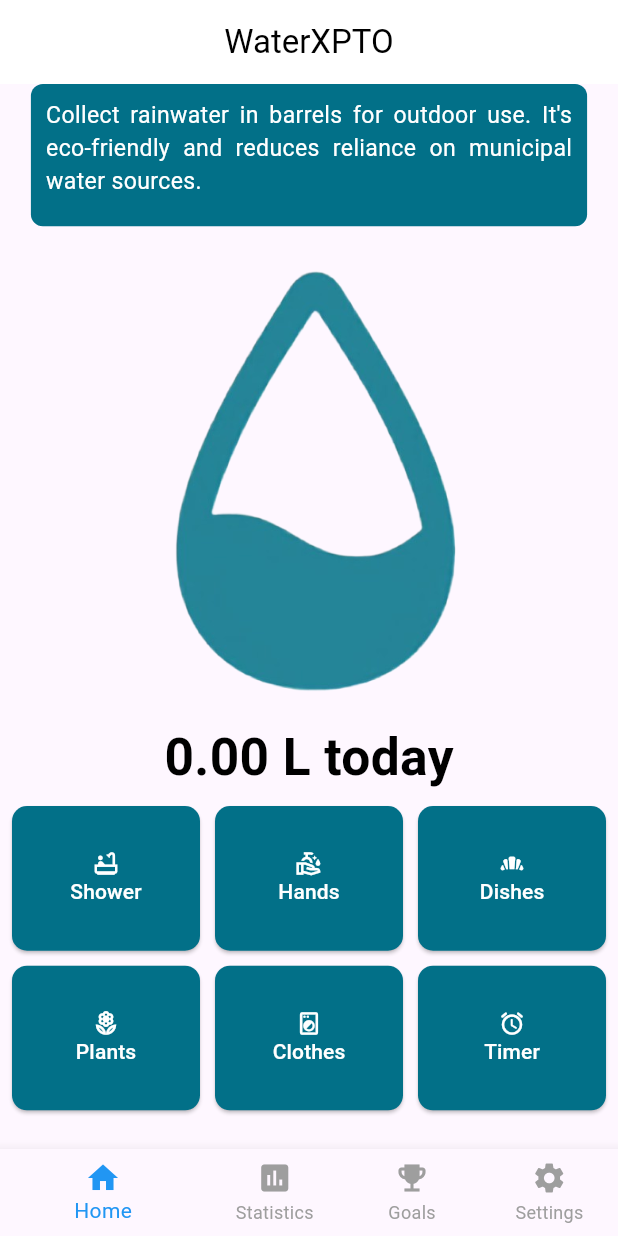
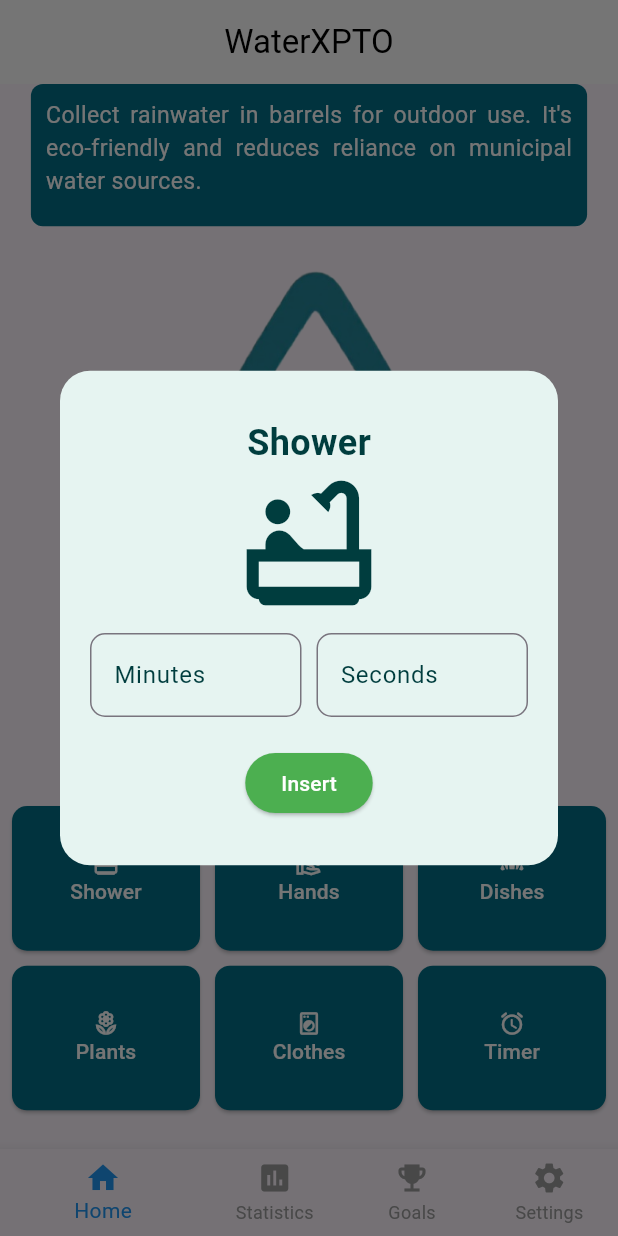
Before and after one commit to FEUP-LEIC-ES-2023-24/WaterXPTO, a Flutter app: the screen it shows after launch, after a tap on "Load Water Spent", after a tap on "Shower", on a phone screen of 412 x 824 dp. Run offline on Flutter 3.47's test engine with Material 3 defaults, Android fonts, the phone set to English and light mode, and no system bars; our stand-ins replace awesome_notifications, cloud_firestore, firebase_auth, firebase_core, firebase_storage, fl_chart and 4 more; missing offline and left inert: country_list_pick, dart:ffi, firebase_app_check, flutter_background_service, flutter_background_service_android; accounts and stored records are empty; Roboto replaces fonts that are missing (Montserrat).

Commit message:
Single insert buttons

```diff
--- a/waterxpto/lib/Pages/MainMenu.dart
+++ b/waterxpto/lib/Pages/MainMenu.dart
@@ -191,7 +191,7 @@ class _HomeContentState extends State<HomeContent> {
                   );}
                 },
               ),
-            Expanded(
+            Flexible(
               child: Padding(
                 padding: const EdgeInsets.all(8.0),
                 child: GridView.count(
@@ -289,21 +289,19 @@ class _TimerDialogState extends State<TimerDialog> {
     });
 
     return Dialog(
+      backgroundColor: Color(0xffe6f4f1),
       shape: RoundedRectangleBorder(
         borderRadius: BorderRadius.circular(20.0),
       ),
       child: Container(
         padding: const EdgeInsets.all(20.0),
-        height: MediaQuery
-            .of(context)
-            .size
-            .height * 0.75,
+        height: MediaQuery.of(context).size.height * 0.35,
         child: Column(
           crossAxisAlignment: CrossAxisAlignment.center,
           children: [
             Text(
               'Timer: $formattedTime',
-              style: const TextStyle(fontSize: 18),
+              style: TextStyle(fontSize: 18, color: Color(0xFF003d3e)),
             ),
             const SizedBox(height: 20),
             DropdownButtonFormField<String>(
@@ -311,7 +309,7 @@ class _TimerDialogState extends State<TimerDialog> {
               items: _usageTypes.map((String type) {
                 return DropdownMenuItem<String>(
                   value: type,
-                  child: Text(type),
+                  child: Text(type, style: TextStyle(color: Color(0xFF003d3e))),
                 );
               }).toList(),
               onChanged: (String? newValue) {
@@ -332,21 +330,27 @@ class _TimerDialogState extends State<TimerDialog> {
                   onPressed: () {
                     _startOrResumeTimer();
                   },
+                  style: ElevatedButton.styleFrom(
+                    backgroundColor: _timerRunning && !_timerPaused ? Colors.yellow : Colors.green,
+                  ),
                   child: Text(
-                      _timerRunning && !_timerPaused ? 'Pause' : 'Start'),
+                      _timerRunning && !_timerPaused ? 'Pause' : 'Start', style: TextStyle(color: Colors.white)),
                 ),
                 ElevatedButton(
                   onPressed: () {
                     _stopTimer();
                   },
-                  child: const Text('Stop'),
+                  child: const Text('Stop', style: TextStyle(color: Colors.white)),
+                  style: ElevatedButton.styleFrom(
+                    backgroundColor: Colors.red,
+                  ),
                 ),
               ],
             ),
             const SizedBox(height: 20),
             Text(
               'Water Spent: ${_waterSpent.toStringAsFixed(1)} liters',
-              style: const TextStyle(fontSize: 24, fontWeight: FontWeight.bold),
+              style: const TextStyle(fontSize: 24, fontWeight: FontWeight.bold, color: Color(0xFF003d3e)),
             ),
           ],
         ),
@@ -422,6 +426,8 @@ class _TimerDialogState extends State<TimerDialog> {
       _waterSpent = 0.0;
     });
   }
+}
+//---------------------------------------------------------
 
 Future<void> _updateDatabaseWithWaterSpent(double waterSpent) async {
   var db = DatabaseHelper.instance;
@@ -439,9 +445,6 @@ class _TimerDialogState extends State<TimerDialog> {
     await db.updateGoal(newGoal);
   }
 }
-}
-//---------------------------------------------------------
-
 
 Widget customButton(IconData icon, String label, BuildContext context) {
   double screenHeight = MediaQuery.of(context).size.height;
@@ -452,14 +455,14 @@ Widget customButton(IconData icon, String label, BuildContext context) {
     child: ElevatedButton(
       onPressed: () {
         if (label == 'Timer') {
-          // Show timer dialog
           showDialog(
             context: context,
             builder: (BuildContext context) {
               return const TimerDialog();
             },
-
           );
+        } else {
+          showCustomDialog(context, label, icon);
         }
       },
       style: ElevatedButton.styleFrom(
@@ -486,3 +489,125 @@ double calculateFontSize(String message) {
   if (message.length >= 75) {return 16.0;}
   return 20.0;
 }
+
+void showCustomDialog(BuildContext context, String title, IconData icon) {
+  showDialog(
+    context: context,
+    builder: (BuildContext context) {
+      return CustomDialog(title: title, icon: icon);
+    },
+  );
+}
+
+class CustomDialog extends StatefulWidget {
+  final String title;
+  final IconData icon;
+
+  CustomDialog({required this.title, required this.icon});
+
+  @override
+  _CustomDialogState createState() => _CustomDialogState();
+}
+
+class _CustomDialogState extends State<CustomDialog> {
+  int minutes = 0;
+  int seconds = 0;
+
+  @override
+  Widget build(BuildContext context) {
+    return Dialog(
+      backgroundColor: const Color(0xffe6f4f1),
+      shape: RoundedRectangleBorder(
+        borderRadius: BorderRadius.circular(20.0),
+      ),
+      child: SingleChildScrollView(
+        child: Container(
+          padding: const EdgeInsets.all(20.0),
+          height: MediaQuery.of(context).size.height * 0.4,
+          child: Column(
+            mainAxisAlignment: MainAxisAlignment.center,
+            children: [
+              Text(
+                widget.title,
+                style: const TextStyle(fontSize: 24, fontWeight: FontWeight.bold, color: Color(0xFF003d3e)),
+              ),
+              Icon(
+                widget.icon,
+                size: 100,
+                color: Color(0xFF003d3e),
+              ),
+              SizedBox(height: 10),
+              Row(
+                mainAxisAlignment: MainAxisAlignment.spaceEvenly,
+                children: [
+                  Expanded(
+                    child: TextField(
+                      onChanged: (value) {
+                        minutes = int.tryParse(value) ?? 0;
+                      },
+                      keyboardType: TextInputType.number,
+                      decoration: InputDecoration(
+                        labelText: 'Minutes',
+                        labelStyle: const TextStyle(color: Color(0xFF003d3e)),
+                        border: OutlineInputBorder(
+                          borderRadius: BorderRadius.circular(10.0),
+                        ),
+                      ),
+                    ),
+                  ),
+                  SizedBox(width: 10),
+                  Expanded(
+                    child: TextField(
+                      onChanged: (value) {
+                        seconds = int.tryParse(value) ?? 0;
+                      },
+                      keyboardType: TextInputType.number,
+                      decoration: InputDecoration(
+                        labelText: 'Seconds',
+                        labelStyle: const TextStyle(color: Color(0xFF003d3e)),
+                        border: OutlineInputBorder(
+                          borderRadius: BorderRadius.circular(10.0),
+                        ),
+                      ),
+                    ),
+                  ),
+                ],
+              ),
+              SizedBox(height: 20),
+              ElevatedButton(
+                onPressed: () async {
+                  if (await AuthService().isUserLoggedIn()) {
+                    WaterActivity? waterActivity = await WaterActivityService().getWaterActivity(widget.title);
+                    double waterSpent = (waterActivity!.waterFlow * (minutes + seconds / 60));
+                    WaterConsumption waterConsumption = WaterConsumption(
+                        waterActivityID: waterActivity.id,
+                        userID: AuthService().getCurrentUser()!.userID,
+                        finishDate: DateTime.now(),
+                        duration: minutes * 60 + seconds);
+                    await WaterConsumptionService().addWaterConsumption(waterConsumption);
+                    await WaterSpentNotifier.of(context, listen: false).updateTodayLitersSpent();
+                    List<Goal> goals = await GoalService().getAllGoals();
+                    for (var goal in goals) {
+                      goal.value += waterSpent;
+                      await GoalService().updateGoal(goal);
+                    }
+                  } else {
+                    WaterActivityService waterActivityService = WaterActivityService();
+                    WaterActivity? waterActivity = await waterActivityService.getWaterActivity(widget.title);
+                    double waterSpent = (waterActivity!.waterFlow * (minutes + seconds / 60));
+                    _updateDatabaseWithWaterSpent(waterSpent);
+                  }
+
+                },
+                style: ElevatedButton.styleFrom(
+                  backgroundColor: Colors.green,
+                ),
+                child: const Text('Insert', style: TextStyle(color: Colors.white)),
+              ),
+            ],
+          ),
+        ),
+      ),
+    );
+  }
+}
```
Lines whose indentation alone changed are shown as unchanged.
